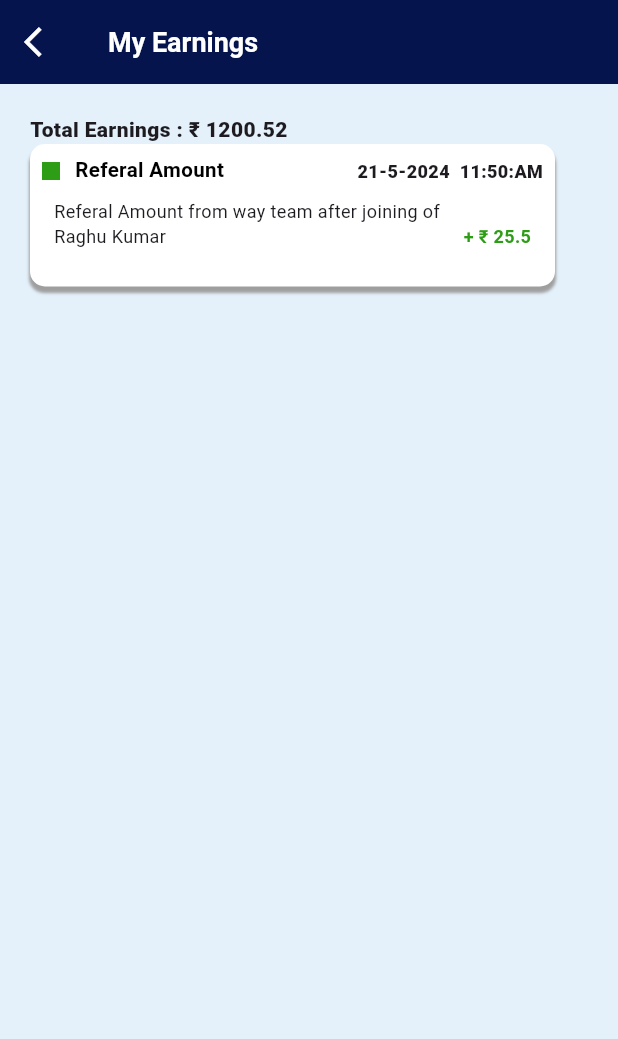
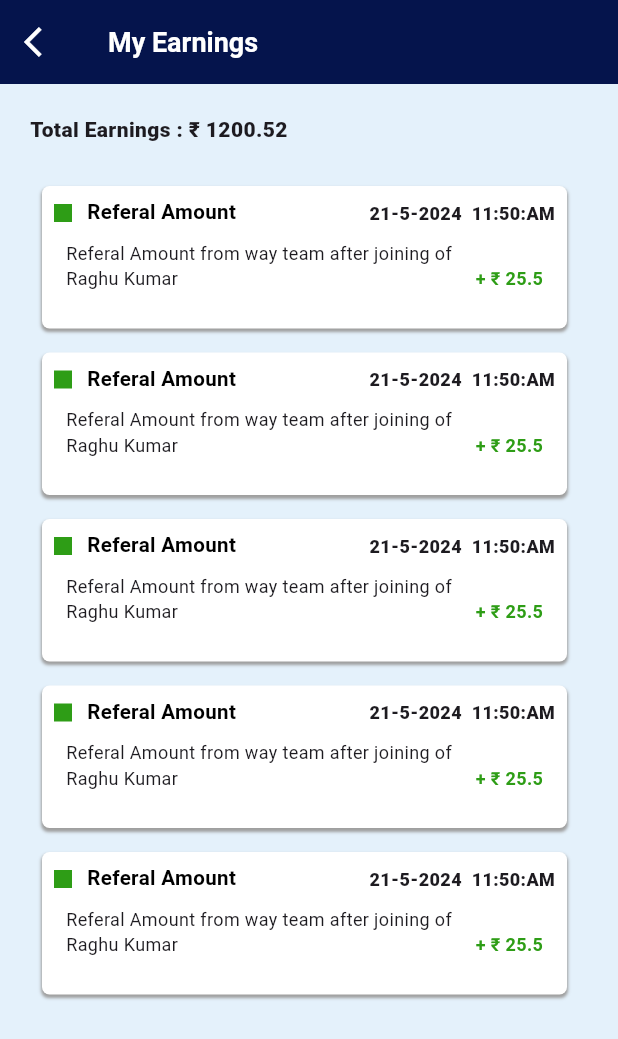
Before and after one commit to AthiraaAthi/project_way, a Flutter app: the EarningsScreen screen opened directly, on a phone screen of 412 x 824 dp. Shown: the top 1039 px of the screen. Run offline on Flutter 3.47's test engine with Material 3 defaults, Android fonts, the phone set to English and light mode, and no system bars; our stand-ins replace carousel_slider, pinput, table_calendar.

Commit message:
cmpleted earnings screen

```diff
--- a/lib/view/earnings_screen/earnings_screen.dart
+++ b/lib/view/earnings_screen/earnings_screen.dart
@@ -27,7 +27,8 @@ class EarningsScreen extends StatelessWidget {
                 color: Colors.white, fontSize: 18, fontWeight: FontWeight.w600),
           ),
         ),
-        body: Padding(
+        body: SingleChildScrollView(
+          child: Padding(
             padding: const EdgeInsets.all(20),
             child: Column(
               crossAxisAlignment: CrossAxisAlignment.start,
@@ -36,6 +37,9 @@ class EarningsScreen extends StatelessWidget {
                   "Total Earnings : ₹ 1200.52",
                   style: TextStyle(fontWeight: FontWeight.w800, fontSize: 14),
                 ),
+                SizedBox(
+                  height: 20,
+                ),
                 EarningsWidget(
                   title: "Referal Amount",
                   dateTime: "21-5-2024  11:50:AM",
@@ -43,8 +47,46 @@ class EarningsScreen extends StatelessWidget {
                       "Referal Amount from way team after joining of Raghu Kumar",
                   amount: "+ ₹ 25.5",
                   color: ColorConstant.defGreen,
-                  amountColor: ColorConstant.defGreen)
+                  amountColor: ColorConstant.defGreen,
+                ),
+                EarningsWidget(
+                  title: "Referal Amount",
+                  dateTime: "21-5-2024  11:50:AM",
+                  subtitle:
+                      "Referal Amount from way team after joining of Raghu Kumar",
+                  amount: "+ ₹ 25.5",
+                  color: ColorConstant.defGreen,
+                  amountColor: ColorConstant.defGreen,
+                ),
+                EarningsWidget(
+                  title: "Referal Amount",
+                  dateTime: "21-5-2024  11:50:AM",
+                  subtitle:
+                      "Referal Amount from way team after joining of Raghu Kumar",
+                  amount: "+ ₹ 25.5",
+                  color: ColorConstant.defGreen,
+                  amountColor: ColorConstant.defGreen,
+                ),
+                EarningsWidget(
+                  title: "Referal Amount",
+                  dateTime: "21-5-2024  11:50:AM",
+                  subtitle:
+                      "Referal Amount from way team after joining of Raghu Kumar",
+                  amount: "+ ₹ 25.5",
+                  color: ColorConstant.defGreen,
+                  amountColor: ColorConstant.defGreen,
+                ),
+                EarningsWidget(
+                  title: "Referal Amount",
+                  dateTime: "21-5-2024  11:50:AM",
+                  subtitle:
+                      "Referal Amount from way team after joining of Raghu Kumar",
+                  amount: "+ ₹ 25.5",
+                  color: ColorConstant.defGreen,
+                  amountColor: ColorConstant.defGreen,
+                ),
               ],
+            ),
           ),
         ),
       ),
--- a/lib/view/earnings_screen/earnings_widget.dart
+++ b/lib/view/earnings_screen/earnings_widget.dart
@@ -20,16 +20,18 @@ class EarningsWidget extends StatelessWidget {
 
   @override
   Widget build(BuildContext context) {
-    return Container(
+    return Padding(
+      padding: const EdgeInsets.all(8.0),
+      child: Container(
         height: 95,
         width: 350,
         decoration: BoxDecoration(
             color: Colors.white,
-          borderRadius: BorderRadius.circular(10),
+            borderRadius: BorderRadius.circular(5),
             boxShadow: [
               BoxShadow(
                   color: Colors.grey,
-                offset: Offset(0, 4),
+                  offset: Offset(0, 2),
                   spreadRadius: 0.1,
                   blurRadius: 1)
             ]),
@@ -91,6 +93,7 @@ class EarningsWidget extends StatelessWidget {
             ],
           ),
         ),
+      ),
     );
   }
 }
```
Lines whose indentation alone changed are shown as unchanged.
